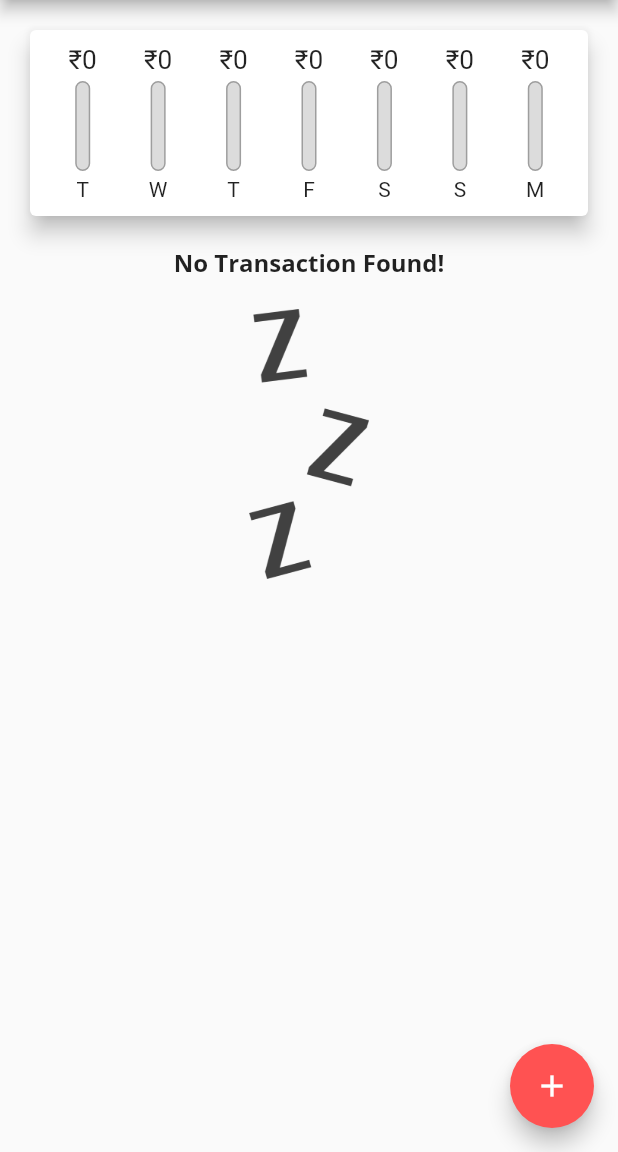
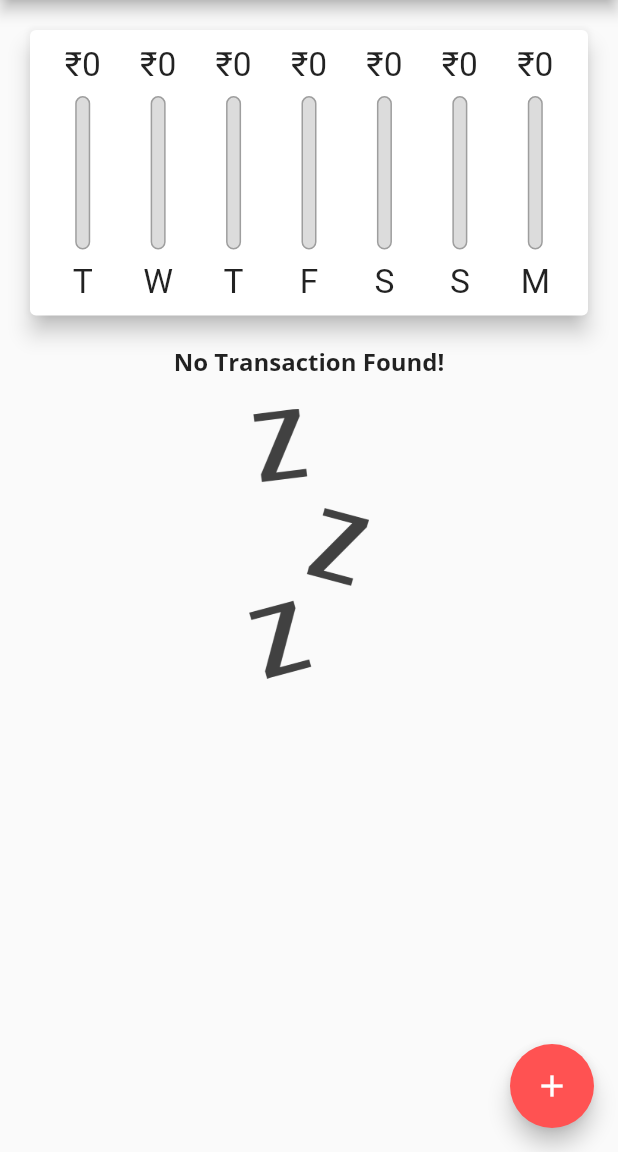
Before and after one commit to Debadrita438/flutter-expense-app, a Flutter app: the screen it shows after launch, on a phone screen of 412 x 824 dp, the part 84-1236 px from its top. Run offline on Flutter 3.47's test engine with Material 2 defaults, Android fonts, the phone set to English and light mode, and no system bars.

Commit message:
gave dynamic height and width

```diff
--- a/lib/main.dart
+++ b/lib/main.dart
@@ -103,8 +103,7 @@ class _ExpenseAppState extends State<ExpenseApp> {
 
   @override
   Widget build(BuildContext context) {
-    return Scaffold(
-      appBar: AppBar(
+    final appBar = AppBar(
       title: const Text(
         'Personal Expenses',
       ),
@@ -114,17 +113,32 @@ class _ExpenseAppState extends State<ExpenseApp> {
           icon: const Icon(Icons.add),
         )
       ],
-      ),
+    );
+
+    return Scaffold(
+      appBar: appBar,
       body: SingleChildScrollView(
         child: Column(
           crossAxisAlignment: CrossAxisAlignment.stretch,
           children: [
-            Chart(
+            SizedBox(
+              height: (MediaQuery.of(context).size.height -
+                      appBar.preferredSize.height -
+                      MediaQuery.of(context).padding.top) *
+                  0.3,
+              child: Chart(
                 recentTransactions: _recentTransactions,
               ),
-            TransactionList(
+            ),
+            SizedBox(
+              height: (MediaQuery.of(context).size.height -
+                      appBar.preferredSize.height -
+                      MediaQuery.of(context).padding.top) *
+                  0.7,
+              child: TransactionList(
                 userTransactions: _userTransactions,
                 deleteTransaction: _deleteTransaction,
+              ),
             )
           ],
         ),
--- a/lib/widgets/chart_bar.dart
+++ b/lib/widgets/chart_bar.dart
@@ -14,17 +14,18 @@ class ChartBar extends StatelessWidget {
 
   @override
   Widget build(BuildContext context) {
+    return LayoutBuilder(builder: (ctx, constraints) {
       return Column(
         children: [
-        Container(
-          height: 20,
+          SizedBox(
+            height: constraints.maxHeight * 0.15,
             child: FittedBox(
               child: Text('₹${spendingAmount.toStringAsFixed(0)}'),
             ),
           ),
-        SizedBox(height: 4),
-        Container(
-          height: 60,
+          SizedBox(height: constraints.maxHeight * 0.05),
+          SizedBox(
+            height: constraints.maxHeight * 0.6,
             width: 10,
             child: Stack(
               alignment: Alignment.bottomCenter,
@@ -32,7 +33,7 @@ class ChartBar extends StatelessWidget {
                 Container(
                   decoration: BoxDecoration(
                     border: Border.all(color: Colors.grey, width: 1.0),
-                  color: Color.fromRGBO(220, 220, 220, 1),
+                    color: const Color.fromRGBO(220, 220, 220, 1),
                     borderRadius: BorderRadius.circular(10),
                   ),
                 ),
@@ -48,9 +49,13 @@ class ChartBar extends StatelessWidget {
               ],
             ),
           ),
-        SizedBox(height: 4),
-        Text(label)
+          SizedBox(height: constraints.maxHeight * 0.05),
+          SizedBox(
+            height: constraints.maxHeight * 0.15,
+            child: FittedBox(child: Text(label)),
+          )
         ],
       );
+    });
   }
 }
--- a/lib/widgets/transaction_list.dart
+++ b/lib/widgets/transaction_list.dart
@@ -16,9 +16,7 @@ class TransactionList extends StatelessWidget {
 
   @override
   Widget build(BuildContext context) {
-    return Container(
-      height: 550,
-      child: userTransactions.length > 0
+    return userTransactions.isNotEmpty
         ? ListView.builder(
             itemBuilder: (ctx, index) {
               return Card(
@@ -71,7 +69,6 @@ class TransactionList extends StatelessWidget {
                 padding: const EdgeInsets.only(top: 20),
               ),
             ],
-            ),
           );
   }
 }
```
Lines whose indentation alone changed are shown as unchanged.
